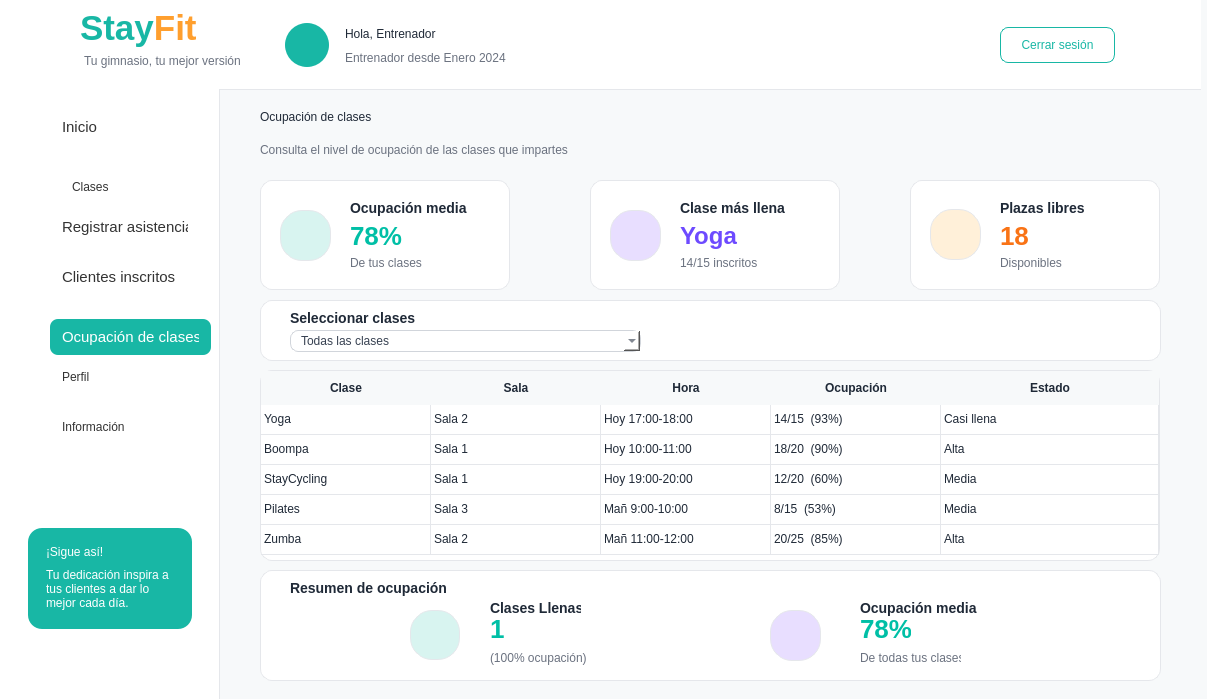
Before: the Qt Designer form Proyecto/src/vista/Ui/interfaz_entrenador_ocupacionClases.ui in smonts01/Ingenieria-del-software, drawn with Qt 5.
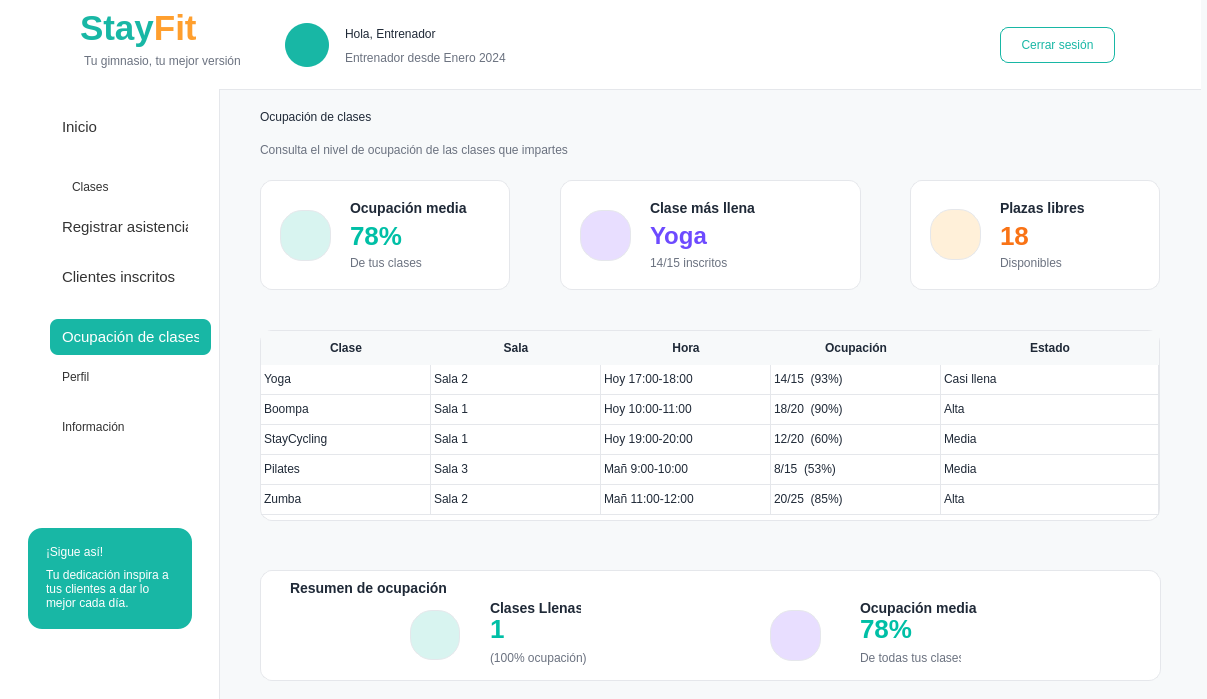
After: the same form once the commit is applied. Icons and pictures are not drawn.

```diff
--- a/Proyecto/src/vista/Ui/interfaz_entrenador_ocupacionClases.ui
+++ b/Proyecto/src/vista/Ui/interfaz_entrenador_ocupacionClases.ui
@@ -749,7 +749,7 @@
        <rect>
         <x>90</x>
         <y>40</y>
-        <width>61</width>
+        <width>141</width>
         <height>31</height>
        </rect>
       </property>
@@ -831,9 +831,9 @@
     <widget class="QFrame" name="frameOcupacionMedia_2">
      <property name="geometry">
       <rect>
-       <x>370</x>
+       <x>340</x>
        <y>90</y>
-       <width>250</width>
+       <width>301</width>
        <height>110</height>
       </rect>
      </property>
@@ -877,7 +877,7 @@
        <rect>
         <x>90</x>
         <y>40</y>
-        <width>91</width>
+        <width>191</width>
         <height>31</height>
        </rect>
       </property>
@@ -1082,105 +1082,11 @@
      <zorder>label_16</zorder>
      <zorder>label_22</zorder>
     </widget>
-    <widget class="QFrame" name="frame">
-     <property name="geometry">
-      <rect>
-       <x>40</x>
-       <y>210</y>
-       <width>901</width>
-       <height>61</height>
-      </rect>
-     </property>
-     <property name="styleSheet">
-      <string notr="true">QFrame {
-    background-color: white;
-    border: 1px solid #E5E7EB;
-    border-radius: 12px;
-}</string>
-     </property>
-     <property name="frameShape">
-      <enum>QFrame::StyledPanel</enum>
-     </property>
-     <property name="frameShadow">
-      <enum>QFrame::Raised</enum>
-     </property>
-     <widget class="QComboBox" name="comboClasesOcupacion">
-      <property name="geometry">
-       <rect>
-        <x>30</x>
-        <y>30</y>
-        <width>351</width>
-        <height>22</height>
-       </rect>
-      </property>
-      <property name="styleSheet">
-       <string notr="true">QComboBox {
-    background-color: white;
-    border: 1px solid #D1D5DB;
-    border-radius: 8px;
-    padding-left: 10px;
-    color: #374151;
-    font-size: 12px;
-}
-
-QComboBox:hover {
-    border: 1px solid #00BFA6;
-}</string>
-      </property>
-      <item>
-       <property name="text">
-        <string>Todas las clases</string>
-       </property>
-      </item>
-      <item>
-       <property name="text">
-        <string>Yoga · Sala 2 · Hoy 17:00</string>
-       </property>
-      </item>
-      <item>
-       <property name="text">
-        <string>Boompa · Sala 1 · Hoy 10:00</string>
-       </property>
-      </item>
-      <item>
-       <property name="text">
-        <string>StayCycling · Sala 1 · Hoy 19:00</string>
-       </property>
-      </item>
-      <item>
-       <property name="text">
-        <string>Pilates · Sala 3 · Mañana 09:00</string>
-       </property>
-      </item>
-     </widget>
-     <widget class="QLabel" name="label_23">
-      <property name="geometry">
-       <rect>
-        <x>30</x>
-        <y>10</y>
-        <width>141</width>
-        <height>16</height>
-       </rect>
-      </property>
-      <property name="styleSheet">
-       <string notr="true">QLabel {
-    background: transparent;
-    border: none;
-    color: #1F2937;
-    font-size: 14px;
-    font-weight: bold;
-}</string>
-      </property>
-      <property name="text">
-       <string>Seleccionar clases</string>
-      </property>
-     </widget>
-    </widget>
     <widget class="QTableWidget" name="tablaOcupacionClases">
      <property name="geometry">
       <rect>
        <x>40</x>
-       <y>280</y>
+       <y>240</y>
        <width>900</width>
        <height>191</height>
       </rect>
@@ -1517,7 +1423,7 @@
        <rect>
         <x>600</x>
         <y>43</y>
-        <width>51</width>
+        <width>201</width>
         <height>31</height>
        </rect>
       </property>
```
Left out of the diff: 1 changed line with no effect on the pictures.
